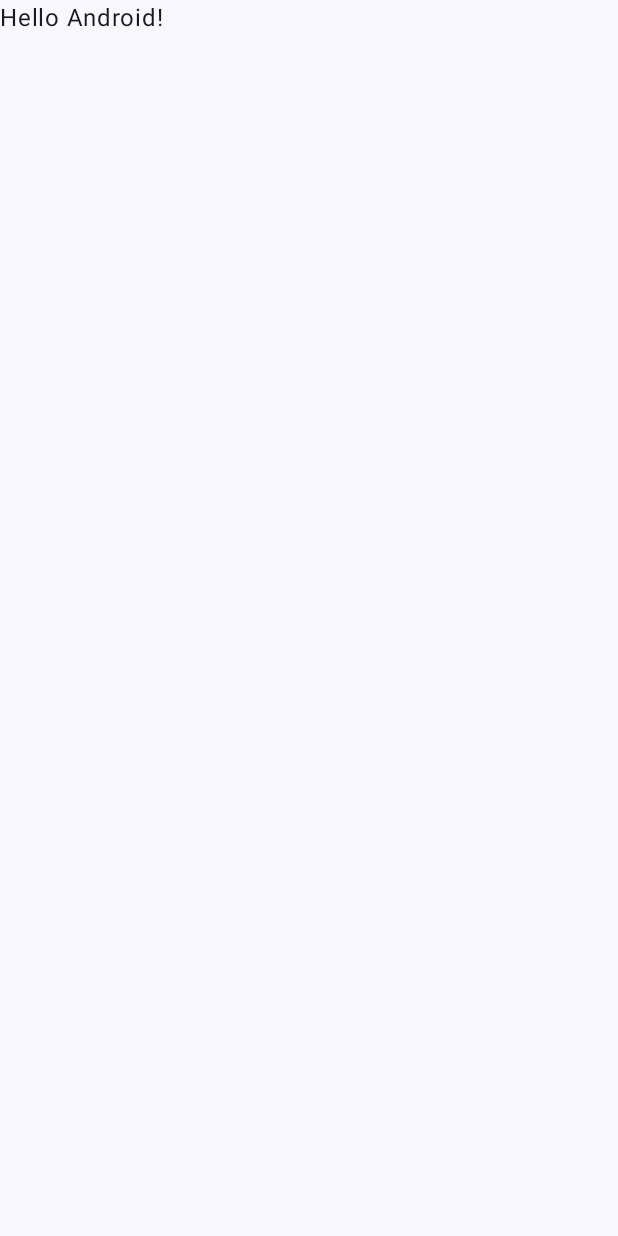
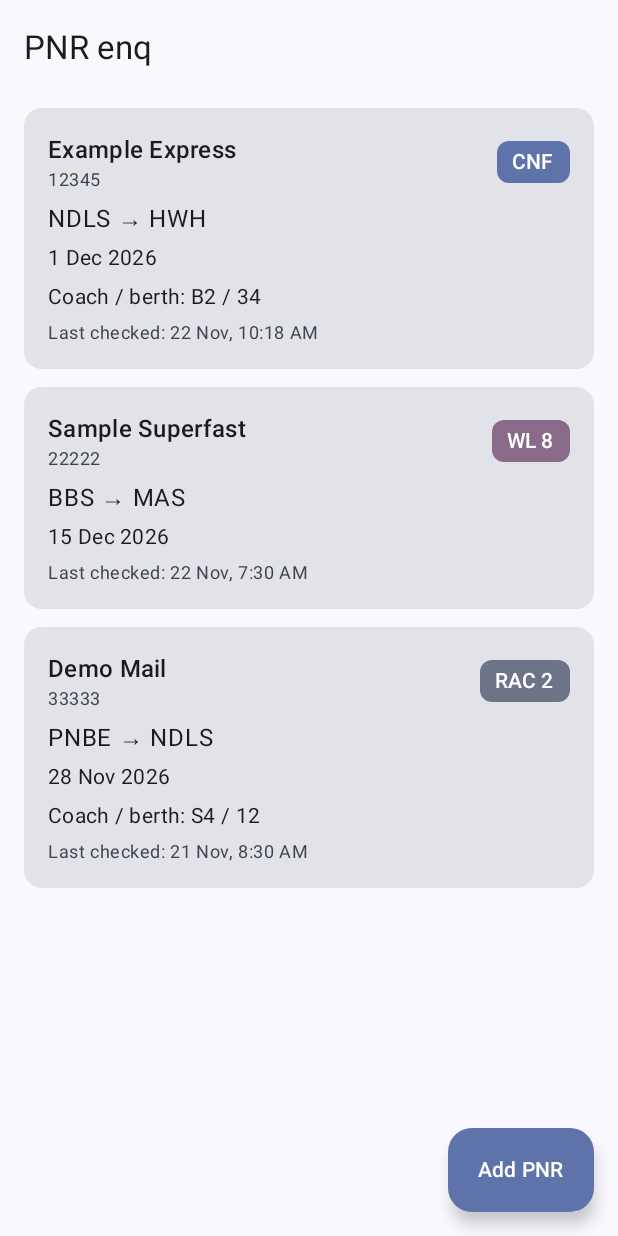
Before and after one commit to ridamranjan/pnrenq, an Android app built with Jetpack Compose: the screen it shows after launch (MainActivity), on a phone screen of 412 x 824 dp. Before the commit the screen is almost empty. Run offline under Robolectric (Android 15) with nearby library versions, the phone set to English and light mode, and no system bars.

Commit message:
Phase 1a: domain models, mock data, Home screen

```diff
--- a/app/src/main/java/com/first/pnrenq/MainActivity.kt
+++ b/app/src/main/java/com/first/pnrenq/MainActivity.kt
@@ -4,13 +4,9 @@ import android.os.Bundle
 import androidx.activity.ComponentActivity
 import androidx.activity.compose.setContent
 import androidx.activity.enableEdgeToEdge
-import androidx.compose.foundation.layout.fillMaxSize
-import androidx.compose.foundation.layout.padding
-import androidx.compose.material3.Scaffold
-import androidx.compose.material3.Text
-import androidx.compose.runtime.Composable
-import androidx.compose.ui.Modifier
-import androidx.compose.ui.tooling.preview.Preview
+import androidx.compose.runtime.remember
+import com.first.pnrenq.data.mock.MockPnrData
+import com.first.pnrenq.ui.home.HomeScreen
 import com.first.pnrenq.ui.theme.PnrenqTheme
 
 class MainActivity : ComponentActivity() {
@@ -19,29 +15,13 @@ class MainActivity : ComponentActivity() {
         enableEdgeToEdge()
         setContent {
             PnrenqTheme {
-                Scaffold(modifier = Modifier.fillMaxSize()) { innerPadding ->
-                    Greeting(
-                        name = "Android",
-                        modifier = Modifier.padding(innerPadding)
-                    )
-                }
+                val pnrs = remember { MockPnrData.sample() }
+                HomeScreen(
+                    pnrs = pnrs,
+                    onAddClick = { },
+                    onPnrClick = { }
+                )
             }
         }
     }
 }
-
-@Composable
-fun Greeting(name: String, modifier: Modifier = Modifier) {
-    Text(
-        text = "Hello $name!",
-        modifier = modifier
-    )
-}
-
-@Preview(showBackground = true)
-@Composable
-fun GreetingPreview() {
-    PnrenqTheme {
-        Greeting("Android")
-    }
-}
--- /dev/null
+++ b/app/src/main/java/com/first/pnrenq/data/mock/MockPnrData.kt
@@ -0,0 +1,62 @@
+package com.first.pnrenq.data.mock
+
+import com.first.pnrenq.domain.model.PassengerStatus
+import com.first.pnrenq.domain.model.PnrInfo
+import java.time.LocalDate
+
+/** FAKE data for UI prototyping only. These are not real PNRs or real trains. */
+object MockPnrData {
+    private const val MINUTE = 60_000L
+    private const val HOUR = 60 * MINUTE
+
+    fun sample(now: Long = System.currentTimeMillis()): List<PnrInfo> = listOf(
+        PnrInfo(
+            pnrNumber = "1234567890",
+            trainNumber = "12345",
+            trainName = "Example Express",
+            journeyDate = LocalDate.of(2026, 12, 1),
+            fromStation = "NDLS",
+            toStation = "HWH",
+            bookingStatus = "WL 10",
+            currentStatus = "CNF",
+            chartStatus = "Not Prepared",
+            passengers = listOf(
+                PassengerStatus(1, "WL 10", "CNF", "B2", "34"),
+                PassengerStatus(2, "WL 11", "CNF", "B2", "35")
+            ),
+            lastCheckedAtMillis = now - 12 * MINUTE
+        ),
+        PnrInfo(
+            pnrNumber = "2345678901",
+            trainNumber = "22222",
+            trainName = "Sample Superfast",
+            journeyDate = LocalDate.of(2026, 12, 15),
+            fromStation = "BBS",
+            toStation = "MAS",
+            bookingStatus = "WL 25",
+            currentStatus = "WL 8",
+            chartStatus = "Not Prepared",
+            passengers = listOf(
+                PassengerStatus(1, "WL 25", "WL 8", null, null)
+            ),
+            lastCheckedAtMillis = now - 3 * HOUR
+        ),
+        PnrInfo(
+            pnrNumber = "3456789012",
+            trainNumber = "33333",
+            trainName = "Demo Mail",
+            journeyDate = LocalDate.of(2026, 11, 28),
+            fromStation = "PNBE",
+            toStation = "NDLS",
+            bookingStatus = "RAC 5",
+            currentStatus = "RAC 2",
+            chartStatus = "Prepared",
+            passengers = listOf(
+                PassengerStatus(1, "RAC 5", "RAC 2", "S4", "12"),
+                PassengerStatus(2, "RAC 6", "CNF", "S4", "13"),
+                PassengerStatus(3, "CAN", "CAN", null, null)
+            ),
+            lastCheckedAtMillis = now - 26 * HOUR
+        )
+    )
+}
--- /dev/null
+++ b/app/src/main/java/com/first/pnrenq/domain/model/PnrInfo.kt
@@ -0,0 +1,47 @@
+package com.first.pnrenq.domain.model
+
+import java.time.LocalDate
+
+/** One passenger's seat status inside a PNR. Passenger names are deliberately not stored. */
+data class PassengerStatus(
+    val index: Int,
+    val bookingStatus: String,
+    val currentStatus: String,
+    val coach: String?,
+    val berth: String?
+)
+
+data class PnrInfo(
+    val pnrNumber: String,
+    val trainNumber: String,
+    val trainName: String,
+    val journeyDate: LocalDate,
+    val fromStation: String,
+    val toStation: String,
+    val bookingStatus: String,
+    val currentStatus: String,
+    val chartStatus: String?,
+    val passengers: List<PassengerStatus>,
+    val lastCheckedAtMillis: Long
+)
+
+enum class StatusCategory { CONFIRMED, RAC, WAITING, CANCELLED, UNKNOWN }
+
+/** Groups a raw railway status text (CNF, RAC, WL 10, ...) for display purposes only. */
+fun statusCategoryOf(status: String): StatusCategory {
+    val s = status.trim().uppercase()
+    return when {
+        s.startsWith("CNF") -> StatusCategory.CONFIRMED
+        s.startsWith("RAC") -> StatusCategory.RAC
+        s.startsWith("CAN") -> StatusCategory.CANCELLED
+        s.contains("WL") -> StatusCategory.WAITING
+        else -> StatusCategory.UNKNOWN
+    }
+}
+
+/** For example "B2 / 34", or null when no passenger has a coach yet. */
+fun PnrInfo.coachBerthSummary(): String? {
+    val first = passengers.firstOrNull { !it.coach.isNullOrBlank() } ?: return null
+    val berth = first.berth
+    return if (berth.isNullOrBlank()) first.coach else "${first.coach} / $berth"
+}
--- /dev/null
+++ b/app/src/main/java/com/first/pnrenq/ui/common/PnrUiComponents.kt
@@ -0,0 +1,52 @@
+package com.first.pnrenq.ui.common
+
+import androidx.compose.foundation.layout.padding
+import androidx.compose.material3.MaterialTheme
+import androidx.compose.material3.Surface
+import androidx.compose.material3.Text
+import androidx.compose.runtime.Composable
+import androidx.compose.ui.Modifier
+import androidx.compose.ui.unit.dp
+import com.first.pnrenq.domain.model.StatusCategory
+import com.first.pnrenq.domain.model.statusCategoryOf
+import java.time.Instant
+import java.time.LocalDate
+import java.time.ZoneId
+import java.time.format.DateTimeFormatter
+import java.util.Locale
+
+private val journeyDateFormatter: DateTimeFormatter =
+    DateTimeFormatter.ofPattern("d MMM yyyy", Locale.getDefault())
+
+private val lastCheckedFormatter: DateTimeFormatter =
+    DateTimeFormatter.ofPattern("d MMM, h:mm a", Locale.getDefault())
+
+fun formatJourneyDate(date: LocalDate): String = journeyDateFormatter.format(date)
+
+fun formatLastChecked(epochMillis: Long): String =
+    lastCheckedFormatter.format(Instant.ofEpochMilli(epochMillis).atZone(ZoneId.systemDefault()))
+
+/** Small coloured label showing a railway status. The text always carries the meaning. */
+@Composable
+fun StatusChip(status: String, modifier: Modifier = Modifier) {
+    val scheme = MaterialTheme.colorScheme
+    val (container, content) = when (statusCategoryOf(status)) {
+        StatusCategory.CONFIRMED -> scheme.primaryContainer to scheme.onPrimaryContainer
+        StatusCategory.RAC -> scheme.secondaryContainer to scheme.onSecondaryContainer
+        StatusCategory.WAITING -> scheme.tertiaryContainer to scheme.onTertiaryContainer
+        StatusCategory.CANCELLED -> scheme.errorContainer to scheme.onErrorContainer
+        StatusCategory.UNKNOWN -> scheme.surfaceVariant to scheme.onSurfaceVariant
+    }
+    Surface(
+        modifier = modifier,
+        shape = MaterialTheme.shapes.small,
+        color = container,
+        contentColor = content
+    ) {
+        Text(
+            text = status,
+            style = MaterialTheme.typography.labelLarge,
+            modifier = Modifier.padding(horizontal = 10.dp, vertical = 4.dp)
+        )
+    }
+}
--- /dev/null
+++ b/app/src/main/java/com/first/pnrenq/ui/home/HomeScreen.kt
@@ -0,0 +1,155 @@
+@file:OptIn(ExperimentalMaterial3Api::class)
+
+package com.first.pnrenq.ui.home
+
+import androidx.compose.foundation.layout.Arrangement
+import androidx.compose.foundation.layout.Column
+import androidx.compose.foundation.layout.PaddingValues
+import androidx.compose.foundation.layout.Row
+import androidx.compose.foundation.layout.Spacer
+import androidx.compose.foundation.layout.fillMaxSize
+import androidx.compose.foundation.layout.fillMaxWidth
+import androidx.compose.foundation.layout.height
+import androidx.compose.foundation.layout.padding
+import androidx.compose.foundation.layout.width
+import androidx.compose.foundation.lazy.LazyColumn
+import androidx.compose.foundation.lazy.items
+import androidx.compose.material3.Card
+import androidx.compose.material3.ExperimentalMaterial3Api
+import androidx.compose.material3.ExtendedFloatingActionButton
+import androidx.compose.material3.MaterialTheme
+import androidx.compose.material3.Scaffold
+import androidx.compose.material3.Text
+import androidx.compose.material3.TopAppBar
+import androidx.compose.runtime.Composable
+import androidx.compose.ui.Alignment
+import androidx.compose.ui.Modifier
+import androidx.compose.ui.text.style.TextAlign
+import androidx.compose.ui.text.style.TextOverflow
+import androidx.compose.ui.tooling.preview.Preview
+import androidx.compose.ui.unit.dp
+import com.first.pnrenq.data.mock.MockPnrData
+import com.first.pnrenq.domain.model.PnrInfo
+import com.first.pnrenq.domain.model.coachBerthSummary
+import com.first.pnrenq.ui.common.StatusChip
+import com.first.pnrenq.ui.common.formatJourneyDate
+import com.first.pnrenq.ui.common.formatLastChecked
+import com.first.pnrenq.ui.theme.PnrenqTheme
+
+@Composable
+fun HomeScreen(
+    pnrs: List<PnrInfo>,
+    onAddClick: () -> Unit,
+    onPnrClick: (String) -> Unit,
+    modifier: Modifier = Modifier
+) {
+    Scaffold(
+        modifier = modifier,
+        topBar = { TopAppBar(title = { Text("PNR enq") }) },
+        floatingActionButton = {
+            ExtendedFloatingActionButton(onClick = onAddClick) { Text("Add PNR") }
+        }
+    ) { innerPadding ->
+        if (pnrs.isEmpty()) {
+            EmptyState(modifier = Modifier.padding(innerPadding).fillMaxSize())
+        } else {
+            LazyColumn(
+                modifier = Modifier.padding(innerPadding).fillMaxSize(),
+                contentPadding = PaddingValues(start = 16.dp, end = 16.dp, top = 8.dp, bottom = 96.dp),
+                verticalArrangement = Arrangement.spacedBy(12.dp)
+            ) {
+                items(pnrs, key = { it.pnrNumber }) { pnr ->
+                    PnrCard(pnr = pnr, onClick = { onPnrClick(pnr.pnrNumber) })
+                }
+            }
+        }
+    }
+}
+
+@Composable
+private fun PnrCard(pnr: PnrInfo, onClick: () -> Unit, modifier: Modifier = Modifier) {
+    Card(onClick = onClick, modifier = modifier.fillMaxWidth()) {
+        Column(
+            modifier = Modifier.padding(16.dp),
+            verticalArrangement = Arrangement.spacedBy(6.dp)
+        ) {
+            Row(
+                modifier = Modifier.fillMaxWidth(),
+                verticalAlignment = Alignment.CenterVertically,
+                horizontalArrangement = Arrangement.SpaceBetween
+            ) {
+                Column(modifier = Modifier.weight(1f)) {
+                    Text(
+                        text = pnr.trainName,
+                        style = MaterialTheme.typography.titleMedium,
+                        maxLines = 1,
+                        overflow = TextOverflow.Ellipsis
+                    )
+                    Text(
+                        text = pnr.trainNumber,
+                        style = MaterialTheme.typography.bodySmall,
+                        color = MaterialTheme.colorScheme.onSurfaceVariant
+                    )
+                }
+                Spacer(modifier = Modifier.width(12.dp))
+                StatusChip(status = pnr.currentStatus)
+            }
+            Text(
+                text = "${pnr.fromStation} \u2192 ${pnr.toStation}",
+                style = MaterialTheme.typography.bodyLarge
+            )
+            Text(
+                text = formatJourneyDate(pnr.journeyDate),
+                style = MaterialTheme.typography.bodyMedium
+            )
+            pnr.coachBerthSummary()?.let { summary ->
+                Text(
+                    text = "Coach / berth: $summary",
+                    style = MaterialTheme.typography.bodyMedium
+                )
+            }
+            Text(
+                text = "Last checked: ${formatLastChecked(pnr.lastCheckedAtMillis)}",
+                style = MaterialTheme.typography.bodySmall,
+                color = MaterialTheme.colorScheme.onSurfaceVariant
+            )
+        }
+    }
+}
+
+@Composable
+private fun EmptyState(modifier: Modifier = Modifier) {
+    Column(
+        modifier = modifier.padding(32.dp),
+        horizontalAlignment = Alignment.CenterHorizontally,
+        verticalArrangement = Arrangement.Center
+    ) {
+        Text(
+            text = "No saved PNRs yet",
+            style = MaterialTheme.typography.titleMedium
+        )
+        Spacer(modifier = Modifier.height(8.dp))
+        Text(
+            text = "Tap Add PNR to check your first one.",
+            style = MaterialTheme.typography.bodyMedium,
+            color = MaterialTheme.colorScheme.onSurfaceVariant,
+            textAlign = TextAlign.Center
+        )
+    }
+}
+
+@Preview(showBackground = true)
+@Composable
+private fun HomeScreenPreview() {
+    PnrenqTheme {
+        HomeScreen(pnrs = MockPnrData.sample(), onAddClick = {}, onPnrClick = {})
+    }
+}
+
+@Preview(showBackground = true)
+@Composable
+private fun HomeScreenEmptyPreview() {
+    PnrenqTheme {
+        HomeScreen(pnrs = emptyList(), onAddClick = {}, onPnrClick = {})
+    }
+}
```
